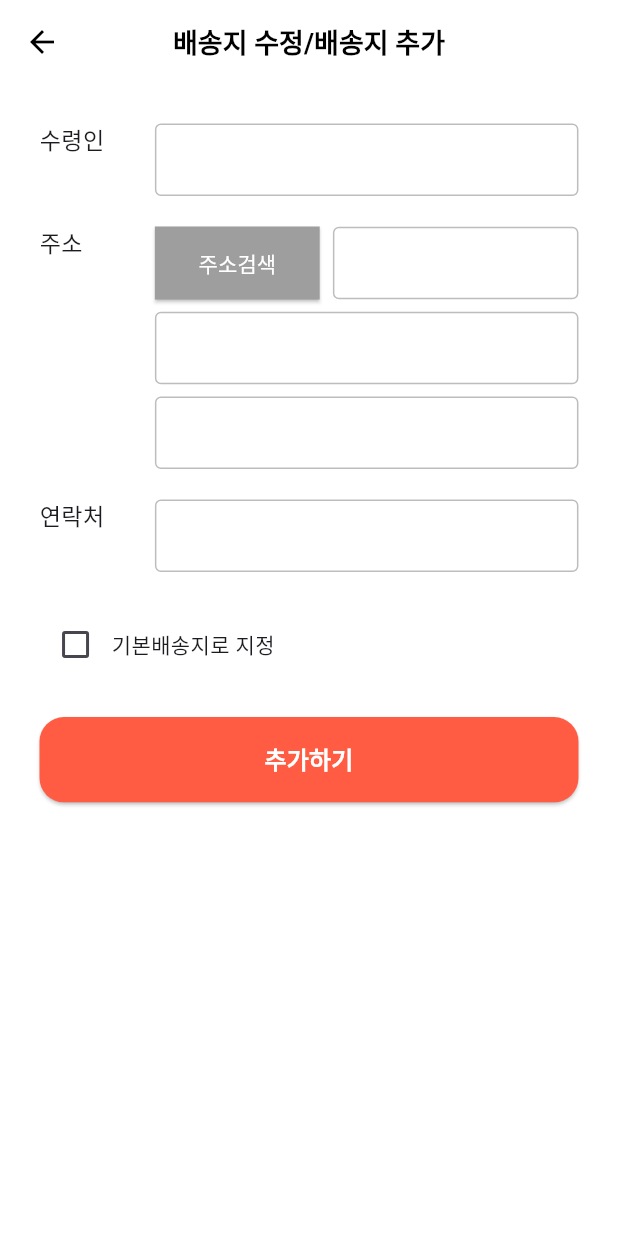
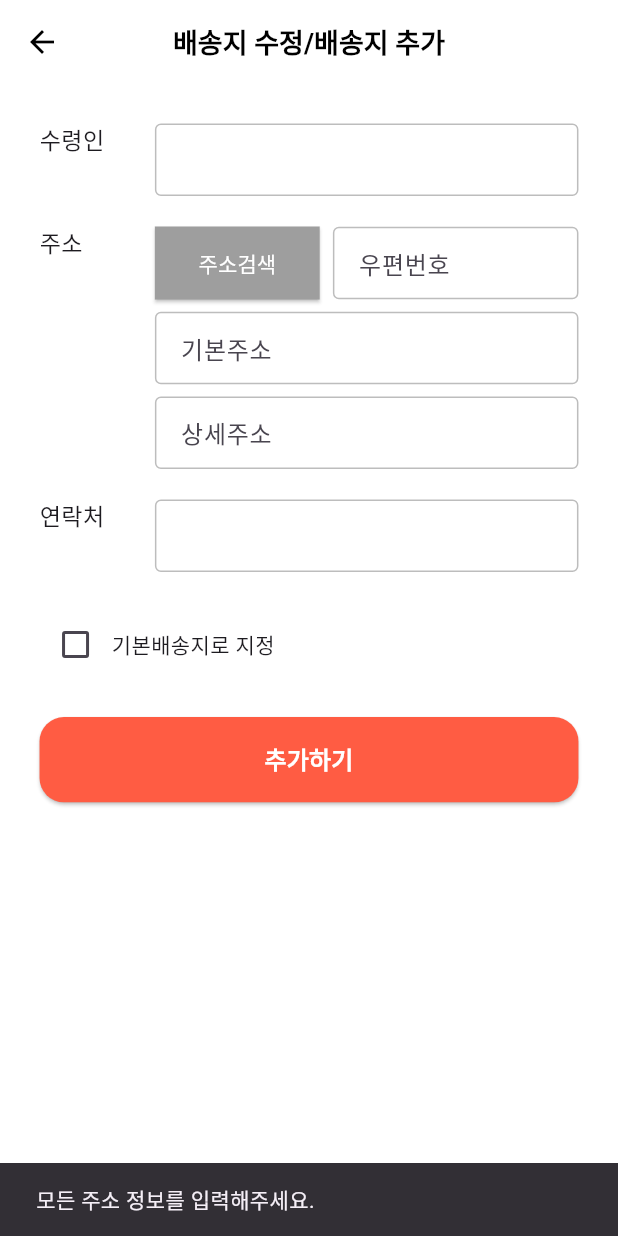
Before and after one commit to hshy1839/lucky_pang, a Flutter app: the ShippingCreateScreen screen opened by its route, after a tap on "추가하기", on a phone screen of 412 x 824 dp. Run offline on Flutter 3.47's test engine with Material 3 defaults, Android fonts, the phone set to English and light mode, and no system bars; our stand-ins replace carousel_slider, flutter_screenutil, flutter_secure_storage, image_picker, share_plus, shared_preferences and 1 more; missing offline and left inert: kakao_flutter_sdk_user; accounts and stored records are empty; Roboto replaces fonts that are missing (pretendard-regular); statements that could not run were skipped.

```diff
--- /dev/null
+++ b/lib/controllers/shipping_controller.dart
@@ -0,0 +1,40 @@
+// lib/controllers/shipping_controller.dart
+import 'dart:convert';
+import 'package:http/http.dart' as http;
+import 'package:flutter_secure_storage/flutter_secure_storage.dart';
+
+class ShippingController {
+  static const _baseUrl = 'http://192.168.219.107:7778';
+  static const _storage = FlutterSecureStorage();
+
+  static Future<bool> addShipping({
+    required String postcode,
+    required String address,
+    required String address2,
+  }) async {
+    try {
+      final token = await _storage.read(key: 'token');
+      if (token == null) throw Exception('토큰 없음');
+
+      final response = await http.post(
+        Uri.parse('$_baseUrl/api/shipping'),
+        headers: {
+          'Content-Type': 'application/json',
+          'Authorization': 'Bearer $token',
+        },
+        body: jsonEncode({
+          'postcode': postcode,
+          'address': address,
+          'address2': address2,
+        }),
+      );
+
+      final data = jsonDecode(response.body);
+      return response.statusCode == 201 && data['success'] == true;
+    } catch (e) {
+      print('배송지 등록 실패: $e');
+      return false;
+    }
+  }
+
+}
--- a/lib/main.dart
+++ b/lib/main.dart
@@ -1,3 +1,5 @@
+import 'dart:io';
+
 import 'package:attedance_app/routes/app_routes.dart';
 import 'package:attedance_app/views/login_activity/findEmail_screen.dart';
 import 'package:attedance_app/views/login_activity/findPassword_screen.dart';
@@ -43,6 +45,9 @@ import 'views/order_activity/order_screen.dart';
 
 void main() {
   WidgetsFlutterBinding.ensureInitialized();
+
+
+
   SystemChrome.setSystemUIOverlayStyle(SystemUiOverlayStyle(
     statusBarColor: Colors.transparent,
     statusBarIconBrightness: Brightness.dark,
--- a/lib/views/profile_activity/shipping_activity/shipping_create_screen.dart
+++ b/lib/views/profile_activity/shipping_activity/shipping_create_screen.dart
@@ -1,5 +1,10 @@
+import 'dart:convert';
+
 import 'package:flutter/material.dart';
 import 'package:flutter_screenutil/flutter_screenutil.dart';
+
+import '../../../controllers/shipping_controller.dart';
+import 'address_search_screen.dart';
 
 class ShippingCreateScreen extends StatefulWidget {
   const ShippingCreateScreen({super.key});
@@ -10,6 +15,9 @@ class ShippingCreateScreen extends StatefulWidget {
 
 class _ShippingCreateScreenState extends State<ShippingCreateScreen> {
   bool isDefault = false;
+  TextEditingController addressController = TextEditingController();
+  TextEditingController zipcodeController = TextEditingController();
+  TextEditingController detailAddressController = TextEditingController();
 
   @override
   Widget build(BuildContext context) {
@@ -50,7 +58,35 @@ class _ShippingCreateScreenState extends State<ShippingCreateScreen> {
               width: double.infinity,
               height: 56.h,
               child: ElevatedButton(
-                onPressed: () {},
+    onPressed: () async {
+    final address = addressController.text.trim();
+    final address2 = detailAddressController.text.trim();
+    final postcode = zipcodeController.text.trim();
+
+    if (address.isEmpty || address2.isEmpty || postcode.isEmpty) {
+    ScaffoldMessenger.of(context).showSnackBar(
+    const SnackBar(content: Text('모든 주소 정보를 입력해주세요.')),
+    );
+    return;
+    }
+
+    final success = await ShippingController.addShipping(
+    postcode: postcode,
+    address: address,
+    address2: address2,
+    );
+
+    if (success) {
+    ScaffoldMessenger.of(context).showSnackBar(
+    const SnackBar(content: Text('배송지가 등록되었습니다.')),
+    );
+    Navigator.pop(context);
+    } else {
+    ScaffoldMessenger.of(context).showSnackBar(
+    const SnackBar(content: Text('배송지 등록에 실패했습니다.')),
+    );
+    }
+    },
                 style: ElevatedButton.styleFrom(
                   backgroundColor: const Color(0xFFFF5C43),
                   shape: RoundedRectangleBorder(
@@ -107,12 +143,23 @@ class _ShippingCreateScreenState extends State<ShippingCreateScreen> {
                     width: 100.w,
                     height: 48.h,
                     child: ElevatedButton(
-                      onPressed: () {},
+                      onPressed: () async {
+                        final selected = await Navigator.push(
+                          context,
+                          MaterialPageRoute(builder: (_) => const AddressSearchScreen()),
+                        );
+                        if (selected != null) {
+                          print("선택된 주소: $selected");
+
+                          setState(() {
+                            zipcodeController.text = selected['zonecode'] ?? '';
+                            addressController.text = selected['address'] ?? '';
+                          });
+                        }
+                      },
                       style: ElevatedButton.styleFrom(
                         backgroundColor: Colors.grey,
-                        shape: RoundedRectangleBorder(
-                          borderRadius: BorderRadius.zero,
-                        ),
+                        shape: RoundedRectangleBorder(borderRadius: BorderRadius.zero),
                       ),
                       child: const Text('주소검색', style: TextStyle(color: Colors.white)),
                     ),
@@ -120,15 +167,24 @@ class _ShippingCreateScreenState extends State<ShippingCreateScreen> {
                   SizedBox(width: 8.w),
                   Expanded(
                     child: TextField(
-                      decoration: _inputDecoration(),
+                      controller: zipcodeController,
+                      readOnly: true,
+                      decoration: _inputDecoration().copyWith(hintText: '우편번호'),
                     ),
                   ),
                 ],
               ),
               SizedBox(height: 8.h),
-              TextField(decoration: _inputDecoration()),
+              TextField(
+                controller: addressController,
+                readOnly: true,
+                decoration: _inputDecoration().copyWith(hintText: '기본주소'),
+              ),
               SizedBox(height: 8.h),
-              TextField(decoration: _inputDecoration()),
+              TextField(
+                controller: detailAddressController,
+                decoration: _inputDecoration().copyWith(hintText: '상세주소'),
+              ),
             ],
           ),
         )
```
Also changed, not shown: lib/views/order_activity/delivery_request_screen.dart (+7 -2 lines), lib/views/profile_activity/shipping_activity/address_search_screen.dart (added, +32 -0 lines), pubspec.lock, 1 other file.
